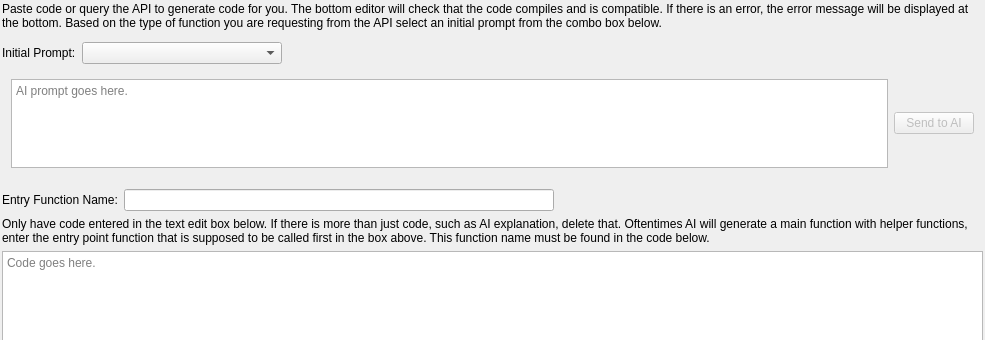
Old version of the form howdyCoder/ui/qtUiFiles/funcSelectorCodePage.ui in the repository rmallow/howdyCoder; both pictures show x 0 to 985 and y 0 to 340 of the 985 by 835 pixel window.
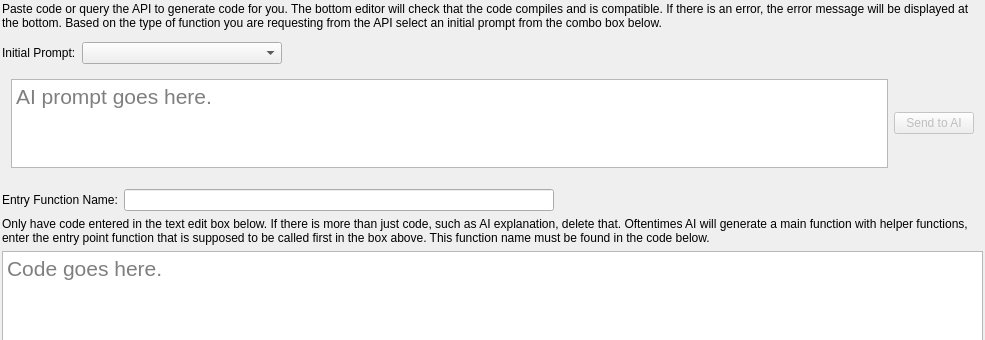
New version of the form. Custom widgets are drawn as their Qt base class.

What changed in the file:
```diff
--- a/howdyCoder/ui/qtUiFiles/funcSelectorCodePage.ui
+++ b/howdyCoder/ui/qtUiFiles/funcSelectorCodePage.ui
@@ -110,6 +110,11 @@
           <verstretch>1</verstretch>
          </sizepolicy>
         </property>
+        <property name="font">
+         <font>
+          <pointsize>16</pointsize>
+         </font>
+        </property>
         <property name="tabStopDistance">
          <double>4.000000000000000</double>
         </property>
@@ -229,6 +234,11 @@
           <verstretch>5</verstretch>
          </sizepolicy>
         </property>
+        <property name="font">
+         <font>
+          <pointsize>16</pointsize>
+         </font>
+        </property>
         <property name="lineWrapMode">
          <enum>QPlainTextEdit::NoWrap</enum>
         </property>
```
